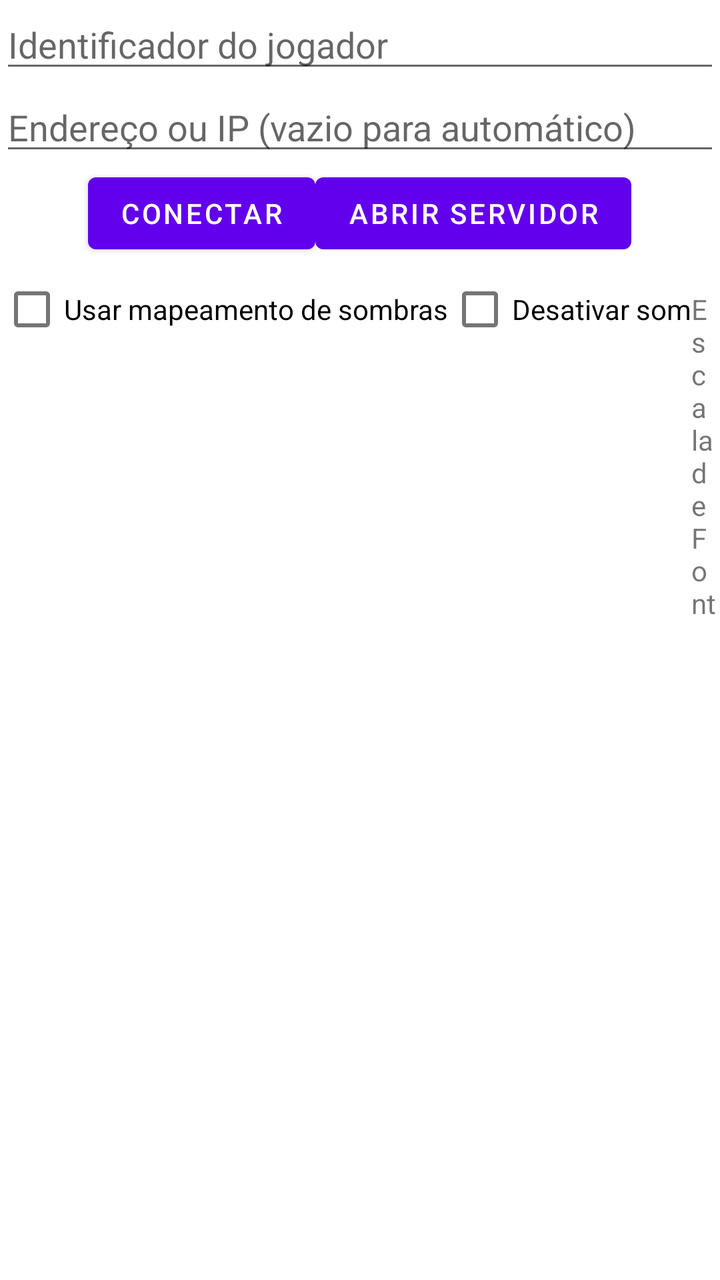
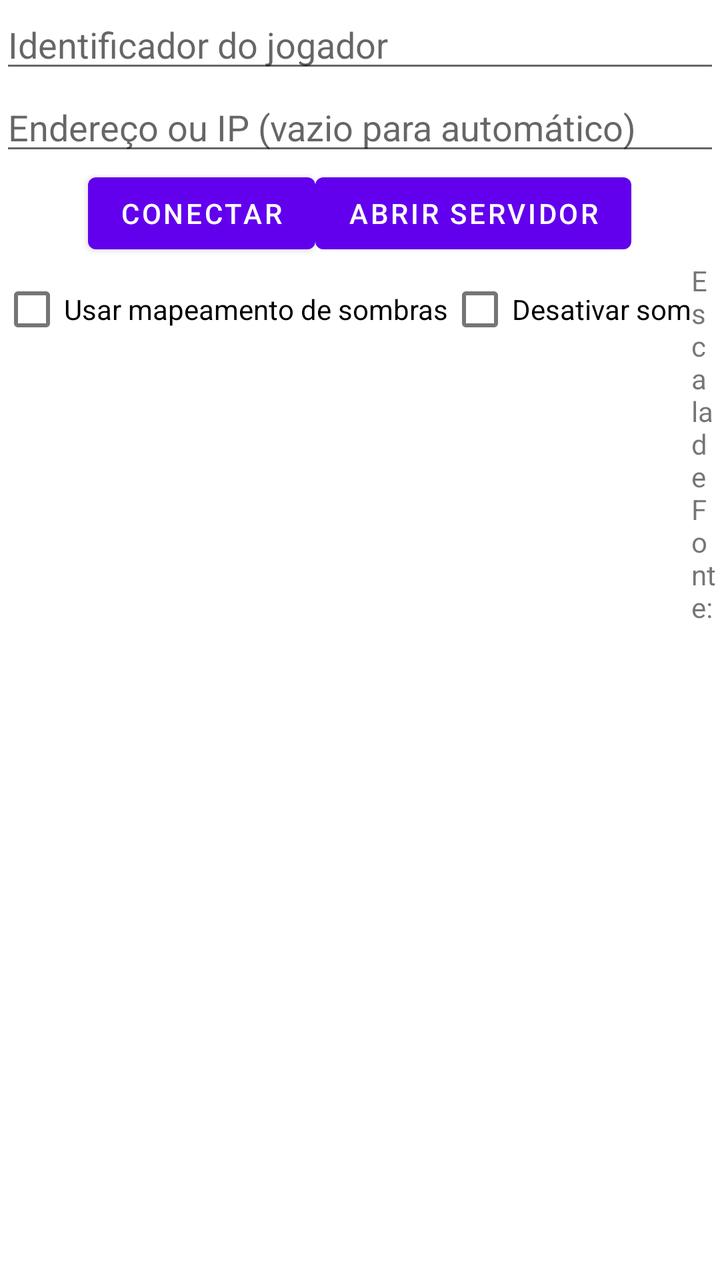

Before-and-after screenshots of an Android layout around one commit, followed by the original layout XML and the change that was made.
<!-- AndroidManifest.xml: fallback theme Theme.MaterialComponents.DayNight.NoActionBar -->
<!-- res/layout/janela_conexao.xml -->
<?xml version="1.0" encoding="utf-8"?>
<LinearLayout xmlns:android="http://schemas.android.com/apk/res/android"
    android:orientation="vertical"
    android:layout_width="fill_parent"
    android:layout_height="wrap_content">
  <EditText
      android:id="@+id/texto_id_jogador"
      android:maxLength="50"
      android:minEms="20"
      android:hint="@string/id_jogador"
      android:layout_width="fill_parent"
      android:layout_height="wrap_content"
      android:inputType="textNoSuggestions" />
  <EditText
      android:id="@+id/texto_endereco_ou_ip"
      android:maxLength="50"
      android:minEms="20"
      android:hint="@string/endereco_ou_ip"
      android:layout_width="fill_parent"
      android:layout_height="wrap_content"
      android:inputType="text" />
  
  <LinearLayout
        android:orientation="horizontal"
        android:layout_width="fill_parent"
        android:gravity="center_horizontal"
        android:layout_height="wrap_content">
        <Button
             android:id="@+id/botao_conectar"
             android:layout_width="wrap_content"
             android:layout_height="wrap_content"
             android:text="@string/conectar" />
        <Button
             android:id="@+id/botao_abrir_servidor"
             android:layout_width="wrap_content"
             android:layout_height="wrap_content"
             android:text="@string/abrir_servidor" />
  </LinearLayout>
  
  <LinearLayout
        android:orientation="horizontal"
        android:layout_width="wrap_content"
        android:layout_height="wrap_content">
        <CheckBox
             android:id="@+id/checkbox_mapeamento_sombras"
            android:layout_width="wrap_content"
            android:layout_height="wrap_content"
            android:text="@string/usar_mapeamento_sombras" />
        <CheckBox
            android:id="@+id/checkbox_desativar_som"
            android:layout_width="wrap_content"
            android:layout_height="wrap_content"
            android:text="@string/desativar_som" />
        <TextView
            android:id="@+id/texto_escala_fonte"
            android:layout_width="wrap_content"
            android:layout_height="wrap_content"
            android:text="Escala de Fonte: " />
        <SeekBar
            android:id="@+id/slider_escala_fonte"
            android:layout_width="100dp"
            android:layout_height="wrap_content"
            android:max = "3"
            android:progress="1" />
  </LinearLayout>
</LinearLayout>
<!-- resources referenced by this layout -->
<resources>
  <string name="abrir_servidor">Abrir Servidor</string>
  <string name="conectar">Conectar</string>
  <string name="desativar_som">Desativar som</string>
  <string name="endereco_ou_ip">Endereço ou IP (vazio para automático)</string>
  <string name="id_jogador">Identificador do jogador</string>
  <string name="usar_mapeamento_sombras">Usar mapeamento de sombras</string>
</resources>

<!-- the commit's change to res/layout/janela_conexao.xml (unified diff, before → after) -->
@@ -51,16 +51,21 @@
             android:layout_width="wrap_content"
             android:layout_height="wrap_content"
             android:text="@string/desativar_som" />
-        <TextView
-            android:id="@+id/texto_escala_fonte"
+        <LinearLayout
+            android:orientation="vertical"
             android:layout_width="wrap_content"
-            android:layout_height="wrap_content"
-            android:text="Escala de Fonte: " />
-        <SeekBar
-            android:id="@+id/slider_escala_fonte"
-            android:layout_width="100dp"
-            android:layout_height="wrap_content"
-            android:max = "3"
-            android:progress="1" />
+            android:layout_height="wrap_content">
+            <TextView
+                android:id="@+id/texto_escala_fonte"
+                android:layout_width="wrap_content"
+                android:layout_height="wrap_content"
+                android:text="Escala de Fonte: " />
+            <SeekBar
+                android:id="@+id/slider_escala_fonte"
+                android:layout_width="100dp"
+                android:layout_height="wrap_content"
+                android:max = "3"
+                android:progress="1" />
+        </LinearLayout>
   </LinearLayout>
 </LinearLayout>
